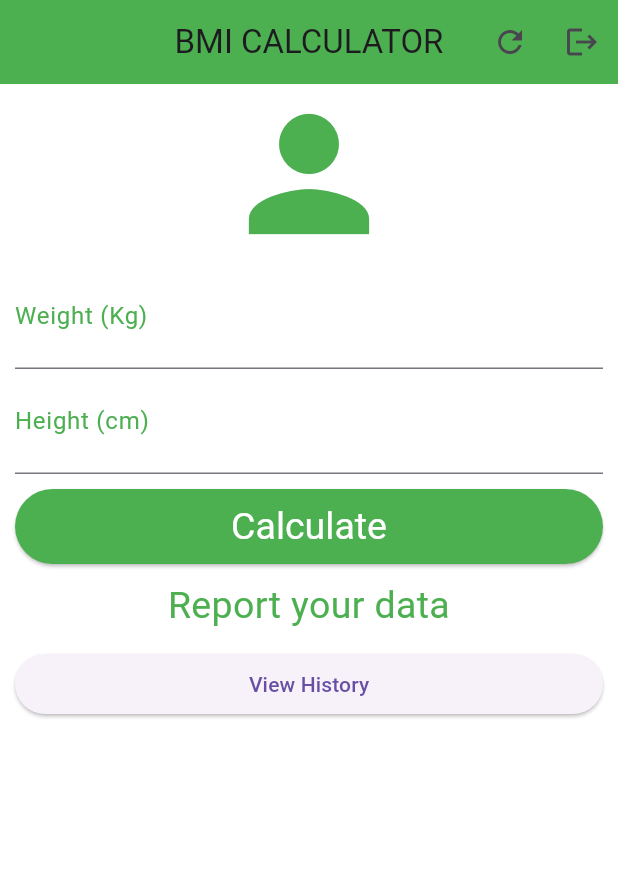
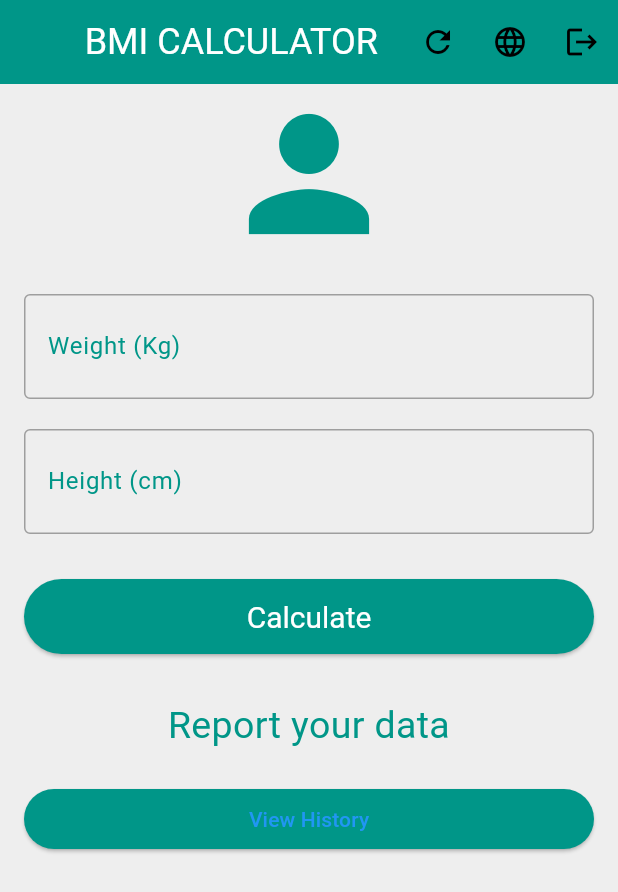
Before and after one commit to HajarEss21/imc, a Flutter app: the Home screen opened by its route, on a phone screen of 412 x 824 dp. Shown: the top 892 px of the screen. Run offline on Flutter 3.47's test engine with Material 3 defaults, Android fonts, the phone set to English and light mode, and no system bars; our stand-ins replace cloud_firestore, firebase_auth, firebase_core, go_router, shared_preferences; missing offline and left inert: firebase_ui_auth, firebase_ui_localizations; accounts and stored records are empty; generated files the repository leaves out were written again; Roboto replaces fonts that are missing (Segoe UI).

Commit message:
Initial commit

```diff
--- a/lib/bmi_calculator.dart
+++ b/lib/bmi_calculator.dart
@@ -1,4 +1,3 @@
-import 'dart:ui';
 
 import 'package:flutter/material.dart';
 
--- a/lib/home.dart
+++ b/lib/home.dart
@@ -1,9 +1,11 @@
 import 'package:flutter/material.dart';
 import 'package:firebase_auth/firebase_auth.dart';
 import 'package:cloud_firestore/cloud_firestore.dart';
-import 'package:go_router/go_router.dart'; // Import GoRouter
+import 'package:go_router/go_router.dart';
+import 'package:provider/provider.dart';
+import 'package:flutter_gen/gen_l10n/app_localizations.dart';
 import 'bmi_calculator.dart';
-import 'bmi_history.dart';
+import 'language_provider.dart';
 
 class Home extends StatefulWidget {
   @override
@@ -14,24 +16,34 @@ class _HomeState extends State<Home> {
   final TextEditingController controlWeight = TextEditingController();
   final TextEditingController controlHeight = TextEditingController();
   final GlobalKey<FormState> _formKey = GlobalKey<FormState>();
-  String _info = "Report your data";
+  String _info = "";
   final FirebaseAuth _auth = FirebaseAuth.instance;
   final FirebaseFirestore _firestore = FirebaseFirestore.instance;
+
+  @override
+  void initState() {
+    super.initState();
+    WidgetsBinding.instance.addPostFrameCallback((_) {
+      setState(() {
+        _info = AppLocalizations.of(context)!.reportData;
+      });
+    });
+  }
 
   void _resetFields() {
     controlHeight.text = "";
     controlWeight.text = "";
     setState(() {
-      _info = "Report your data";
+      _info = AppLocalizations.of(context)!.reportData;
     });
   }
 
-  Future <void> _calculate() async {
+  Future<void> _calculate() async {
     if (_formKey.currentState!.validate()) {
       double weight = double.parse(controlWeight.text);
       double height = double.parse(controlHeight.text) / 100;
       double imc = BMICalculator.calculateBMI(weight, height);
-      String result = BMICalculator.getBMIResult(imc);
+      String result = BMICalculator.getBMIResult(imc); // Pass context for translations
 
       setState(() {
         _info = result;
@@ -52,12 +64,11 @@ class _HomeState extends State<Home> {
 
   void _signOut() async {
     try {
-      await _auth.signOut(); // Sign out the user
+      await _auth.signOut();
       print("User signed out successfully");
 
-      // Navigate to the sign-in screen after logout
       if (mounted) {
-        context.pushReplacement('/sign-in'); // Use GoRouter to navigate
+        context.pushReplacement('/sign-in');
       }
     } catch (e) {
       print("Error signing out: $e");
@@ -67,11 +78,12 @@ class _HomeState extends State<Home> {
   @override
   Widget build(BuildContext context) {
     User? user = _auth.currentUser;
+    final localizations = AppLocalizations.of(context)!;
+    final languageProvider = Provider.of<LanguageProvider>(context);
 
     if (user == null) {
-      // Redirect to the sign-in screen if the user is not logged in
       WidgetsBinding.instance.addPostFrameCallback((_) {
-        context.pushReplacement('/sign-in'); // Use GoRouter's pushReplacement
+        context.pushReplacement('/sign-in');
       });
       return Scaffold(
         body: Center(child: CircularProgressIndicator()),
@@ -81,15 +93,21 @@ class _HomeState extends State<Home> {
     return Scaffold(
       appBar: AppBar(
         title: Text(
-          "BMI CALCULATOR",
-          style: TextStyle(fontFamily: "Segoe UI"),
+          localizations.appTitle,
+          style: TextStyle(fontFamily: "Segoe UI", fontSize: 24),
         ),
         centerTitle: true,
-        backgroundColor: Colors.green,
+        backgroundColor: Colors.teal,
         actions: [
           IconButton(
             icon: Icon(Icons.refresh),
             onPressed: _resetFields,
+          ),
+          IconButton(
+            icon: Icon(Icons.language),
+            onPressed: () {
+              _showLanguageDialog(context, languageProvider);
+            },
           ),
           IconButton(
             icon: Icon(Icons.logout),
@@ -97,9 +115,9 @@ class _HomeState extends State<Home> {
           ),
         ],
       ),
-      backgroundColor: Colors.white,
+      backgroundColor: Colors.grey[200],
       body: SingleChildScrollView(
-        padding: EdgeInsets.fromLTRB(10.0, 0.0, 10.0, 0.0),
+        padding: EdgeInsets.symmetric(horizontal: 16.0),
         child: Form(
           key: _formKey,
           child: Column(
@@ -108,54 +126,13 @@ class _HomeState extends State<Home> {
               Icon(
                 Icons.person,
                 size: 120.0,
-                color: Colors.green,
+                color: Colors.teal,
               ),
-              TextFormField(
-                keyboardType: TextInputType.numberWithOptions(decimal: true),
-                decoration: InputDecoration(
-                  labelText: "Weight (Kg)",
-                  labelStyle: TextStyle(
-                    color: Colors.green,
-                    fontFamily: "Segoe UI",
-                  ),
-                ),
-                textAlign: TextAlign.center,
-                style: TextStyle(
-                  color: Colors.green,
-                  fontSize: 25.0,
-                  fontFamily: "Segoe UI",
-                ),
-                controller: controlWeight,
-                validator: (value) {
-                  if (value == null || value.isEmpty) {
-                    return "Insert your weight!";
-                  }
-                  return null;
-                },
-              ),
-              TextFormField(
-                keyboardType: TextInputType.number,
-                decoration: InputDecoration(
-                  labelText: "Height (cm)",
-                  labelStyle: TextStyle(
-                    color: Colors.green,
-                    fontFamily: "Segoe UI",
-                  ),
-                ),
-                textAlign: TextAlign.center,
-                style: TextStyle(
-                  color: Colors.green,
-                  fontSize: 25.0,
-                  fontFamily: "Segoe UI",
-                ),
-                controller: controlHeight,
-                validator: (value) {
-                  if (value == null || value.isEmpty) {
-                    return "Insert your height!";
-                  }
-                  return null;
-                },
-              ),
+              SizedBox(height: 20),
+              _buildTextField(localizations.weight, controlWeight, "weight"),
+              SizedBox(height: 20),
+              _buildTextField(localizations.height, controlHeight, "height"),
+              SizedBox(height: 20),
               Padding(
                 padding: EdgeInsets.only(top: 10.0, bottom: 10.0),
                 child: SizedBox(
@@ -163,42 +140,104 @@ class _HomeState extends State<Home> {
                   child: ElevatedButton(
                     onPressed: _calculate,
                     style: ElevatedButton.styleFrom(
-                      backgroundColor: Colors.green,
+                      backgroundColor: Colors.teal,
                       textStyle: TextStyle(
-                        fontSize: 25.0,
+                        fontSize: 20.0,
                         fontFamily: "Segoe UI",
                       ),
                     ),
                     child: Text(
-                      "Calculate",
+                      localizations.calculate,
                       style: TextStyle(color: Colors.white),
                     ),
                   ),
                 ),
               ),
+              SizedBox(height: 20),
               Text(
                 _info,
                 textAlign: TextAlign.center,
                 style: TextStyle(
-                  color: Colors.green,
+                  color: Colors.teal,
                   fontSize: 25.0,
                   fontFamily: "Segoe UI",
                 ),
               ),
-              Padding(
-                padding: EdgeInsets.only(top: 10.0),
-                child: ElevatedButton(
-                  onPressed: () {
-                    context.push('/history'); // Use GoRouter's push
-                  },
-                  child: Text("View History"),
-                ),
+              SizedBox(height: 20),
+              ElevatedButton(
+                onPressed: () {
+                  context.push('/history');
+                },
+                style: ElevatedButton.styleFrom(backgroundColor: Colors.teal),
+                child: Text(localizations.viewHistory),
               ),
-
             ],
           ),
         ),
       ),
     );
   }
+
+  Widget _buildTextField(String label, TextEditingController controller, String field) {
+    return TextFormField(
+      keyboardType: TextInputType.numberWithOptions(decimal: true),
+      decoration: InputDecoration(
+        labelText: label,
+        labelStyle: TextStyle(
+          color: Colors.teal,
+          fontFamily: "Segoe UI",
+        ),
+        border: OutlineInputBorder(
+          borderRadius: BorderRadius.circular(10.0),
+        ),
+      ),
+      textAlign: TextAlign.center,
+      style: TextStyle(
+        color: Colors.teal,
+        fontSize: 25.0,
+        fontFamily: "Segoe UI",
+      ),
+      controller: controller,
+      validator: (value) {
+        if (value == null || value.isEmpty) {
+          return field == "weight" ? AppLocalizations.of(context)!.insertWeight : AppLocalizations.of(context)!.insertHeight;
+        }
+        return null;
+      },
+    );
+  }
+
+  void _showLanguageDialog(BuildContext context, LanguageProvider languageProvider) {
+    showDialog(
+      context: context,
+      builder: (context) {
+        return AlertDialog(
+          title: Text(AppLocalizations.of(context)!.language),
+          content: Container(
+            width: double.maxFinite,
+            child: ListView.builder(
+              shrinkWrap: true,
+              itemCount: languageProvider.languages.length,
+              itemBuilder: (context, index) {
+                final language = languageProvider.languages[index];
+                return ListTile(
+                  title: Text(language['name']),
+                  onTap: () {
+                    languageProvider.setLocale(language['locale']);
+                    Navigator.pop(context);
+                    setState(() {
+                      _info = AppLocalizations.of(context)!.reportData;
+                    });
+                  },
+                  trailing: languageProvider.locale.languageCode == language['locale'].languageCode
+                      ? Icon(Icons.check, color: Colors.teal)
+                      : null,
+                );
+              },
+            ),
+          ),
+        );
+      },
+    );
+  }
 }
--- /dev/null
+++ b/lib/l10n.yaml
@@ -0,0 +1,3 @@
+ arb-dir: lib/l10n
+ template-arb-file: app_en.arb
+ output-localization-file: app_localizations.dart
--- /dev/null
+++ b/lib/language_provider.dart
@@ -0,0 +1,42 @@
+import 'package:flutter/material.dart';
+import 'package:shared_preferences/shared_preferences.dart';
+
+class LanguageProvider extends ChangeNotifier {
+  Locale _locale = Locale('en');  // Langue par défaut
+
+  LanguageProvider() {
+    loadSavedLanguage();
+  }
+
+  Locale get locale => _locale;
+
+  Future<void> loadSavedLanguage() async {
+    try {
+      final prefs = await SharedPreferences.getInstance();
+      final String languageCode = prefs.getString('language_code') ?? 'en';
+      _locale = Locale(languageCode);
+      notifyListeners();
+    } catch (e) {
+      print("Error loading saved language: $e");
+    }
+  }
+
+  Future<void> setLocale(Locale locale) async {
+    _locale = locale;
+    try {
+      final prefs = await SharedPreferences.getInstance();
+      await prefs.setString('language_code', locale.languageCode);
+    } catch (e) {
+      print("Error saving language preference: $e");
+    }
+    notifyListeners();
+  }
+
+  // Liste des langues disponibles
+  List<Map<String, dynamic>> get languages => [
+    {'name': 'English', 'locale': Locale('en')},
+    {'name': 'Français', 'locale': Locale('fr')},
+    {'name': 'العربية', 'locale': Locale('ar')},
+    {'name': 'Español', 'locale': Locale('es')},
+  ];
+}
```
Also changed, not shown: lib/bmi_history.dart (+60 -22 lines), lib/l10n/app_ar.arb (added, +39 -0 lines), lib/l10n/app_en.arb (added, +40 -0 lines), lib/l10n/app_es.arb (added, +39 -0 lines), lib/l10n/app_fr.arb (added, +41 -0 lines), lib/language_Switcher.dart (added, +42 -0 lines), lib/main.dart (+82 -6 lines), pubspec.yaml (+7 -69 lines), firebase.json (added), lib/firebase_options.dart (added), lib/generated/intl/messages_all.dart (added), lib/generated/intl/messages_en.dart (added), lib/generated/l10n.dart (added), pubspec.lock, 2 other files.
